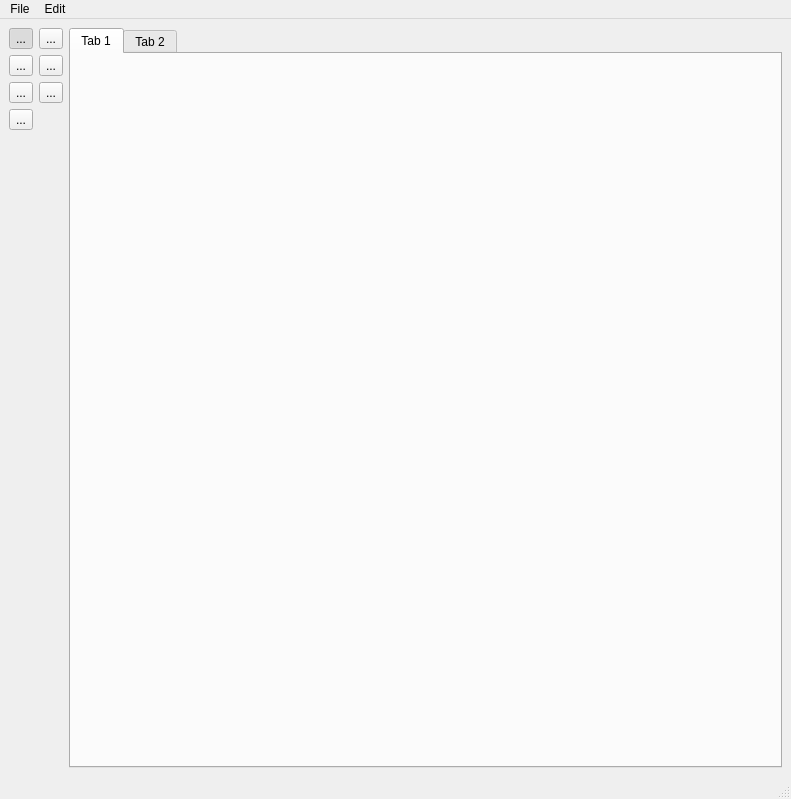
Above: src/mainwindow.ui from ondrej-mach/ICP-projekt before the change. Below: the same form after it.
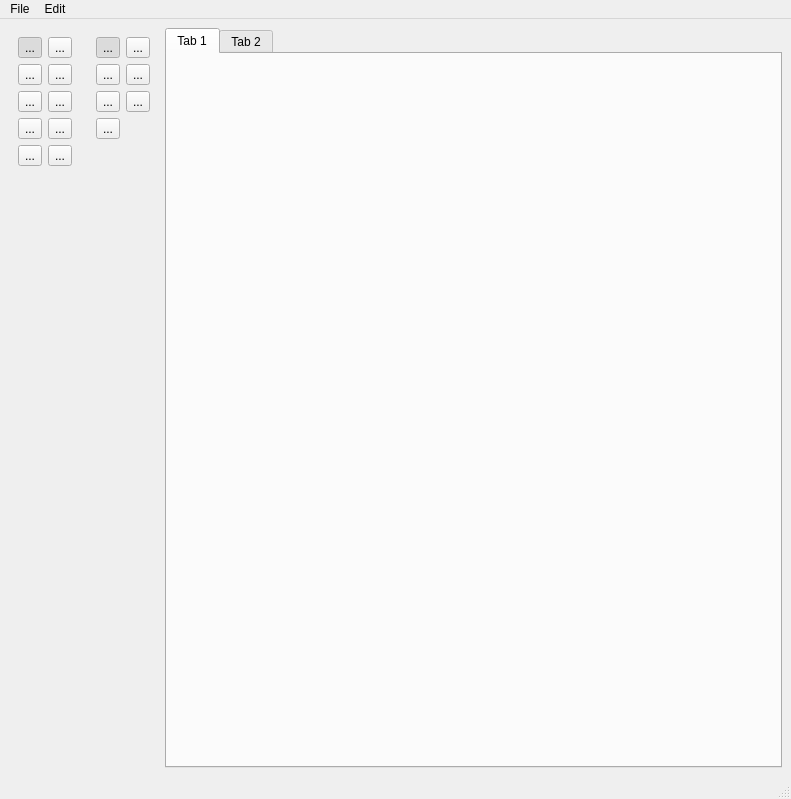
That is the form after the change. Icons and pictures are not drawn.

Commit message: Fixed storage of xml files, added loading, tools for seq. diagrams

```diff
--- a/src/mainwindow.ui
+++ b/src/mainwindow.ui
@@ -27,10 +27,224 @@
        <enum>QLayout::SetNoConstraint</enum>
       </property>
       <item>
+       <widget class="QWidget" name="seqWidget" native="true">
        <layout class="QGridLayout" name="gridLayout">
+         <item row="0" column="0">
+          <layout class="QGridLayout" name="sequenceGrid">
+           <item row="8" column="0">
+            <spacer name="verticalSpacer">
+             <property name="orientation">
+              <enum>Qt::Vertical</enum>
+             </property>
+             <property name="sizeHint" stdset="0">
+              <size>
+               <width>20</width>
+               <height>40</height>
+              </size>
+             </property>
+            </spacer>
+           </item>
+           <item row="7" column="1">
+            <widget class="QToolButton" name="deleteButtonSeq">
+             <property name="text">
+              <string>...</string>
+             </property>
+             <property name="icon">
+              <iconset resource="../res/resources.qrc">
+               <normaloff>:/icons/delete.png</normaloff>:/icons/delete.png</iconset>
+             </property>
+            </widget>
+           </item>
+           <item row="7" column="0">
+            <widget class="QToolButton" name="createMessageButton">
+             <property name="cursor">
+              <cursorShape>PointingHandCursor</cursorShape>
+             </property>
+             <property name="text">
+              <string>...</string>
+             </property>
+             <property name="checkable">
+              <bool>true</bool>
+             </property>
+             <property name="autoExclusive">
+              <bool>true</bool>
+             </property>
+            </widget>
+           </item>
+           <item row="5" column="0">
+            <widget class="QToolButton" name="returnMessageButton">
+             <property name="cursor">
+              <cursorShape>PointingHandCursor</cursorShape>
+             </property>
+             <property name="text">
+              <string>...</string>
+             </property>
+             <property name="checkable">
+              <bool>true</bool>
+             </property>
+             <property name="autoExclusive">
+              <bool>true</bool>
+             </property>
+            </widget>
+           </item>
+           <item row="6" column="0">
+            <widget class="QToolButton" name="activateButton">
+             <property name="cursor">
+              <cursorShape>PointingHandCursor</cursorShape>
+             </property>
+             <property name="text">
+              <string>...</string>
+             </property>
+             <property name="checkable">
+              <bool>true</bool>
+             </property>
+             <property name="autoExclusive">
+              <bool>true</bool>
+             </property>
+            </widget>
+           </item>
+           <item row="2" column="0">
+            <widget class="QToolButton" name="syncMessageButton">
+             <property name="cursor">
+              <cursorShape>PointingHandCursor</cursorShape>
+             </property>
+             <property name="text">
+              <string>...</string>
+             </property>
+             <property name="checkable">
+              <bool>true</bool>
+             </property>
+             <property name="autoExclusive">
+              <bool>true</bool>
+             </property>
+            </widget>
+           </item>
+           <item row="6" column="1">
+            <widget class="QToolButton" name="deactivateButton">
+             <property name="cursor">
+              <cursorShape>PointingHandCursor</cursorShape>
+             </property>
+             <property name="text">
+              <string>...</string>
+             </property>
+             <property name="checkable">
+              <bool>true</bool>
+             </property>
+             <property name="autoExclusive">
+              <bool>true</bool>
+             </property>
+            </widget>
+           </item>
+           <item row="5" column="1">
+            <widget class="QToolButton" name="destroyMessageButton">
+             <property name="cursor">
+              <cursorShape>PointingHandCursor</cursorShape>
+             </property>
+             <property name="text">
+              <string>...</string>
+             </property>
+             <property name="checkable">
+              <bool>true</bool>
+             </property>
+             <property name="autoExclusive">
+              <bool>true</bool>
+             </property>
+            </widget>
+           </item>
+           <item row="2" column="1">
+            <widget class="QToolButton" name="asyncMessageButton">
+             <property name="cursor">
+              <cursorShape>PointingHandCursor</cursorShape>
+             </property>
+             <property name="text">
+              <string>...</string>
+             </property>
+             <property name="checkable">
+              <bool>true</bool>
+             </property>
+             <property name="autoExclusive">
+              <bool>true</bool>
+             </property>
+            </widget>
+           </item>
+           <item row="0" column="1">
+            <widget class="QToolButton" name="objectToolButton">
+             <property name="cursor">
+              <cursorShape>PointingHandCursor</cursorShape>
+             </property>
+             <property name="text">
+              <string>...</string>
+             </property>
+             <property name="checkable">
+              <bool>true</bool>
+             </property>
+             <property name="autoExclusive">
+              <bool>true</bool>
+             </property>
+            </widget>
+           </item>
+           <item row="0" column="0">
+            <widget class="QToolButton" name="cursorButtonSeq">
+             <property name="cursor">
+              <cursorShape>PointingHandCursor</cursorShape>
+             </property>
+             <property name="text">
+              <string>...</string>
+             </property>
+             <property name="icon">
+              <iconset resource="../res/resources.qrc">
+               <normaloff>:/icons/mouse.png</normaloff>:/icons/mouse.png</iconset>
+             </property>
+             <property name="checkable">
+              <bool>true</bool>
+             </property>
+             <property name="checked">
+              <bool>true</bool>
+             </property>
+             <property name="autoExclusive">
+              <bool>true</bool>
+             </property>
+            </widget>
+           </item>
+          </layout>
+         </item>
+        </layout>
+       </widget>
+      </item>
+      <item>
+       <widget class="QWidget" name="classWidget" native="true">
+        <property name="autoFillBackground">
+         <bool>false</bool>
+        </property>
+        <layout class="QGridLayout" name="gridLayout_2">
+         <item row="0" column="0">
+          <layout class="QGridLayout" name="classGrid">
         <property name="horizontalSpacing">
          <number>6</number>
         </property>
+           <item row="0" column="0">
+            <widget class="QToolButton" name="cursorToolButton">
+             <property name="cursor">
+              <cursorShape>PointingHandCursor</cursorShape>
+             </property>
+             <property name="text">
+              <string>...</string>
+             </property>
+             <property name="icon">
+              <iconset resource="../res/resources.qrc">
+               <normaloff>:/icons/mouse.png</normaloff>:/icons/mouse.png</iconset>
+             </property>
+             <property name="checkable">
+              <bool>true</bool>
+             </property>
+             <property name="checked">
+              <bool>true</bool>
+             </property>
+             <property name="autoExclusive">
+              <bool>true</bool>
+             </property>
+            </widget>
+           </item>
         <item row="1" column="2">
          <widget class="QToolButton" name="compositionToolButton">
           <property name="cursor">
@@ -51,26 +265,6 @@
           </property>
          </widget>
         </item>
-        <item row="2" column="0">
-         <widget class="QToolButton" name="associationToolButton">
-          <property name="cursor">
-           <cursorShape>PointingHandCursor</cursorShape>
-          </property>
-          <property name="text">
-           <string>...</string>
-          </property>
-          <property name="icon">
-           <iconset resource="../res/resources.qrc">
-            <normaloff>:/icons/association.png</normaloff>:/icons/association.png</iconset>
-          </property>
-          <property name="checkable">
-           <bool>true</bool>
-          </property>
-          <property name="autoExclusive">
-           <bool>true</bool>
-          </property>
-         </widget>
-        </item>
         <item row="0" column="2">
          <widget class="QToolButton" name="classToolButton">
           <property name="cursor">
@@ -91,8 +285,8 @@
           </property>
          </widget>
         </item>
-        <item row="0" column="0">
-         <widget class="QToolButton" name="cursorToolButton">
+           <item row="3" column="0">
+            <widget class="QToolButton" name="deleteButton">
           <property name="cursor">
            <cursorShape>PointingHandCursor</cursorShape>
           </property>
@@ -106,27 +300,11 @@
           <property name="checkable">
            <bool>true</bool>
           </property>
-          <property name="checked">
-           <bool>true</bool>
-          </property>
           <property name="autoExclusive">
            <bool>true</bool>
           </property>
          </widget>
         </item>
-        <item row="4" column="0">
-         <spacer name="verticalSpacer">
-          <property name="orientation">
-           <enum>Qt::Vertical</enum>
-          </property>
-          <property name="sizeHint" stdset="0">
-           <size>
-            <width>20</width>
-            <height>40</height>
-           </size>
-          </property>
-         </spacer>
-        </item>
         <item row="1" column="0">
          <widget class="QToolButton" name="aggregationToolButton">
           <property name="cursor">
@@ -147,6 +325,26 @@
           </property>
          </widget>
         </item>
+           <item row="2" column="0">
+            <widget class="QToolButton" name="associationToolButton">
+             <property name="cursor">
+              <cursorShape>PointingHandCursor</cursorShape>
+             </property>
+             <property name="text">
+              <string>...</string>
+             </property>
+             <property name="icon">
+              <iconset resource="../res/resources.qrc">
+               <normaloff>:/icons/association.png</normaloff>:/icons/association.png</iconset>
+             </property>
+             <property name="checkable">
+              <bool>true</bool>
+             </property>
+             <property name="autoExclusive">
+              <bool>true</bool>
+             </property>
+            </widget>
+           </item>
         <item row="2" column="2">
          <widget class="QToolButton" name="generalizationToolButton">
           <property name="cursor">
@@ -167,27 +365,23 @@
           </property>
          </widget>
         </item>
-        <item row="3" column="0">
-         <widget class="QToolButton" name="deleteButton">
-          <property name="cursor">
-           <cursorShape>PointingHandCursor</cursorShape>
-          </property>
-          <property name="text">
-           <string>...</string>
-          </property>
-          <property name="icon">
-           <iconset resource="../res/resources.qrc">
-            <normaloff>:/icons/delete.png</normaloff>:/icons/delete.png</iconset>
-          </property>
-          <property name="checkable">
-           <bool>true</bool>
-          </property>
-          <property name="autoExclusive">
-           <bool>true</bool>
-          </property>
-         </widget>
-        </item>
-       </layout>
+           <item row="4" column="0">
+            <spacer name="verticalSpacer_2">
+             <property name="orientation">
+              <enum>Qt::Vertical</enum>
+             </property>
+             <property name="sizeHint" stdset="0">
+              <size>
+               <width>20</width>
+               <height>40</height>
+              </size>
+             </property>
+            </spacer>
+           </item>
+          </layout>
+         </item>
+        </layout>
+       </widget>
       </item>
       <item>
        <widget class="QTabWidget" name="tabWidget">
```
Left out of the diff: 2 changed lines with no effect on the pictures. Lines whose indentation alone changed are shown as unchanged. The commit also changes 6 other files.
